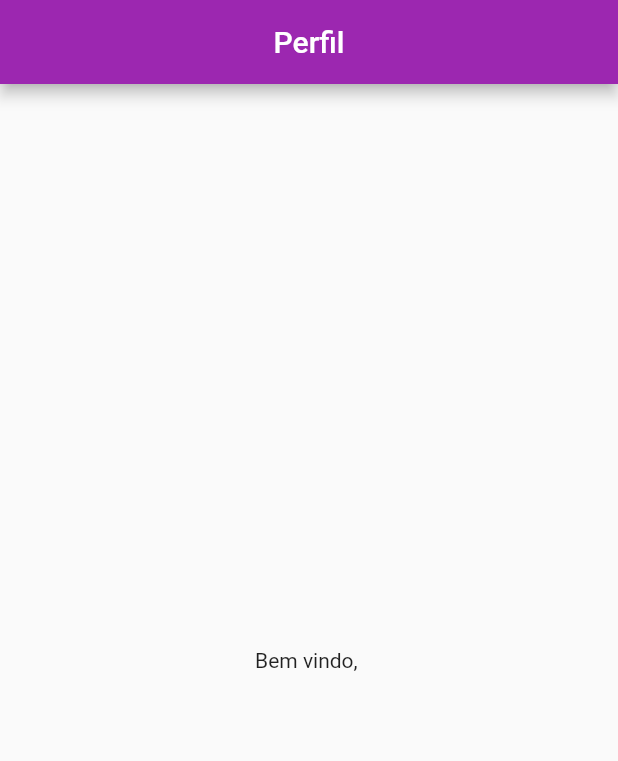
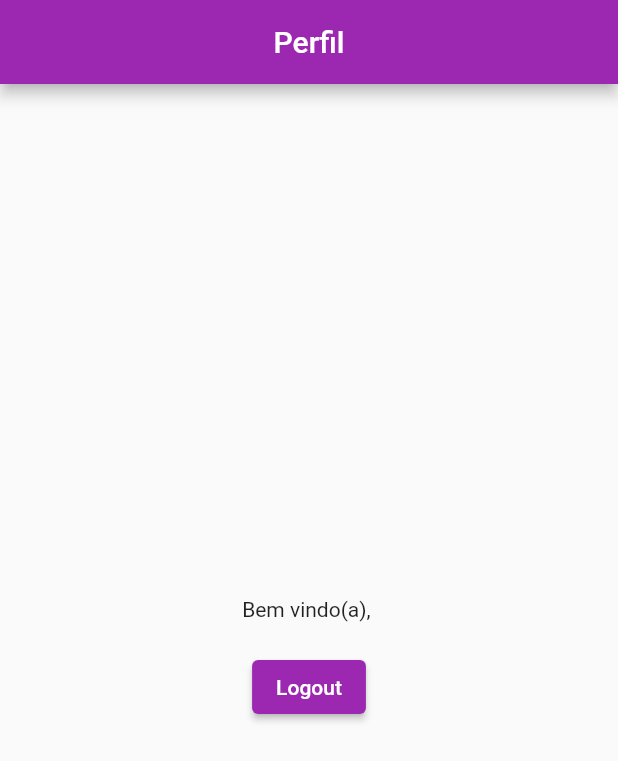
Before and after one commit to Isadora-R/ShopEase, a Flutter app: the Perfil screen opened directly, on a phone screen of 412 x 824 dp. Shown: the top 761 px of the screen. Run offline on Flutter 3.47's test engine with Material 2 defaults, Android fonts, the phone set to English and light mode, and no system bars; accounts and stored records are empty.

Commit message:
AttLogout

```diff
--- a/shop_ease/lib/src/components/perfil.dart
+++ b/shop_ease/lib/src/components/perfil.dart
@@ -19,8 +19,23 @@ class Perfil extends StatelessWidget {
           centerTitle: true,
         ),
         body: Center(
-        child: Text('Bem vindo, $variavelCompartilhada'),
+          child: Column(
+            mainAxisAlignment: MainAxisAlignment.center,
+            children: [
+              Text('Bem vindo(a), $variavelCompartilhada'),
+              const SizedBox(height: 20.0),
+              ElevatedButton(
+                onPressed: () {
+                  // Navigate to the second screen
+                  Navigator.push(
+                    context,
+                    MaterialPageRoute(builder: (context) => const Login()),
+                  );
+                },
+                child: const Text('Logout'),
               ),
-    );
+            ],
+          ),
+        ));
   }
 }
```
Lines whose indentation alone changed are shown as unchanged.
